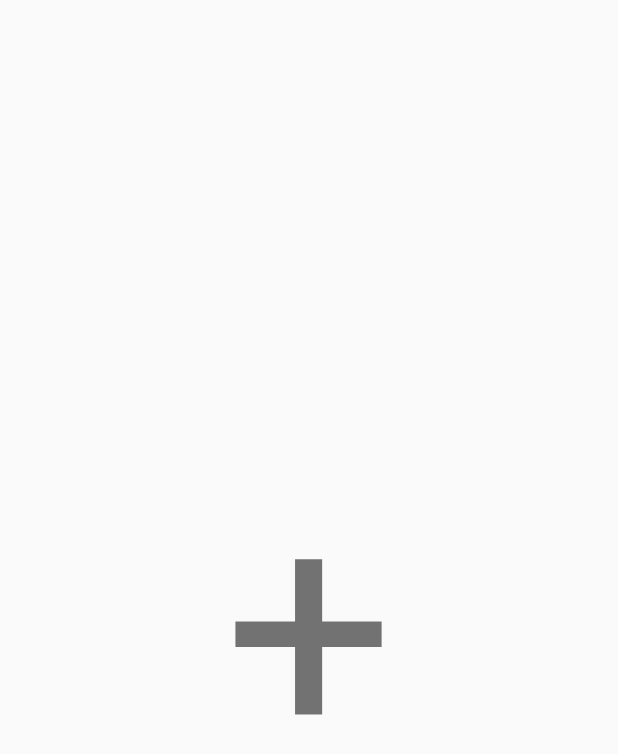
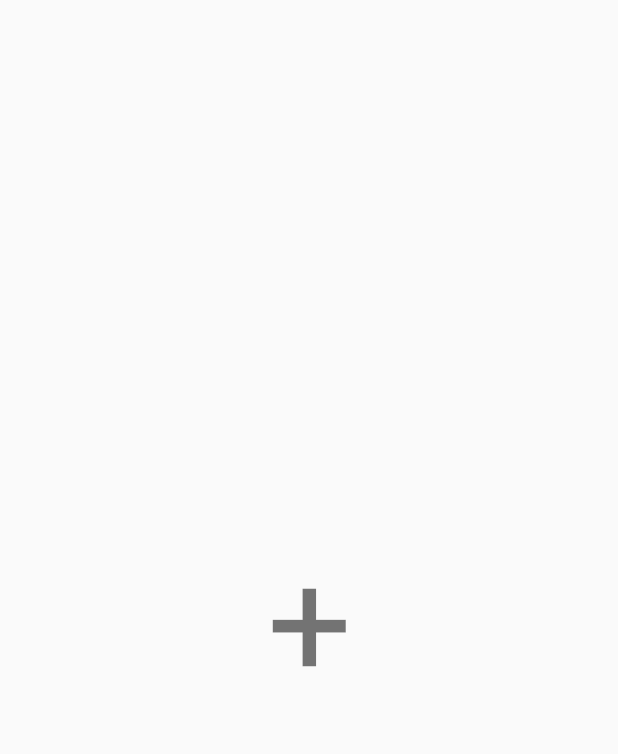
Before and after one commit to jg210/merging, an Android app: the screen it shows after launch (MainActivity), on a phone screen of 412 x 824 dp. Shown: the top 754 px of the screen. Run offline under Robolectric (Android 15) with nearby library versions, the light colour scheme and no system bars.

Commit message:
Add dimen for + textSize.

```diff
--- a/app/src/main/res/layout/add_image_screen.xml
+++ b/app/src/main/res/layout/add_image_screen.xml
@@ -14,7 +14,7 @@
             app:layout_constraintLeft_toLeftOf="parent"
             app:layout_constraintRight_toRightOf="parent"
             app:layout_constraintTop_toTopOf="parent"
-            android:textSize="200dp"
+            android:textSize="@dimen/add_photo_text_size"
             android:text="@string/add_photo" />
 
 </androidx.constraintlayout.widget.ConstraintLayout>
--- a/app/src/main/res/values/dimens.xml
+++ b/app/src/main/res/values/dimens.xml
@@ -1,2 +1,3 @@
 <resources>
+    <dimen name="add_photo_text_size">100dp</dimen>
 </resources>
```
